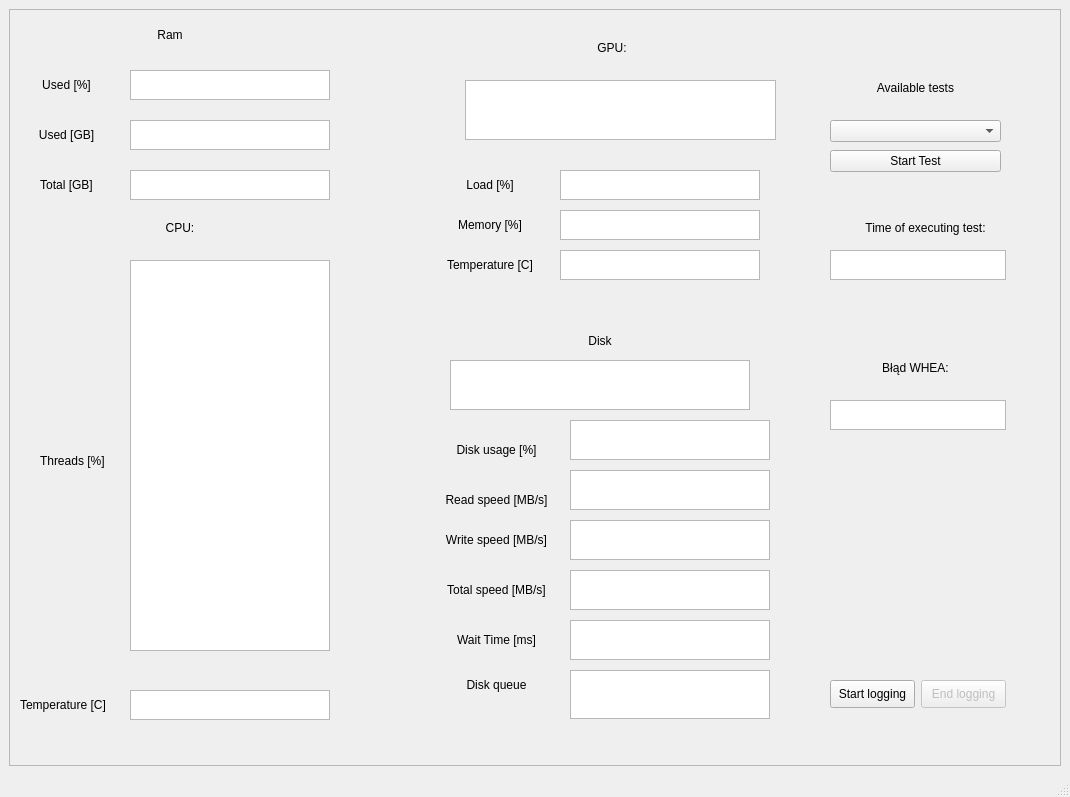
First picture: the form in gui.ui, repository Janders8/resource-monitor, before the edit.
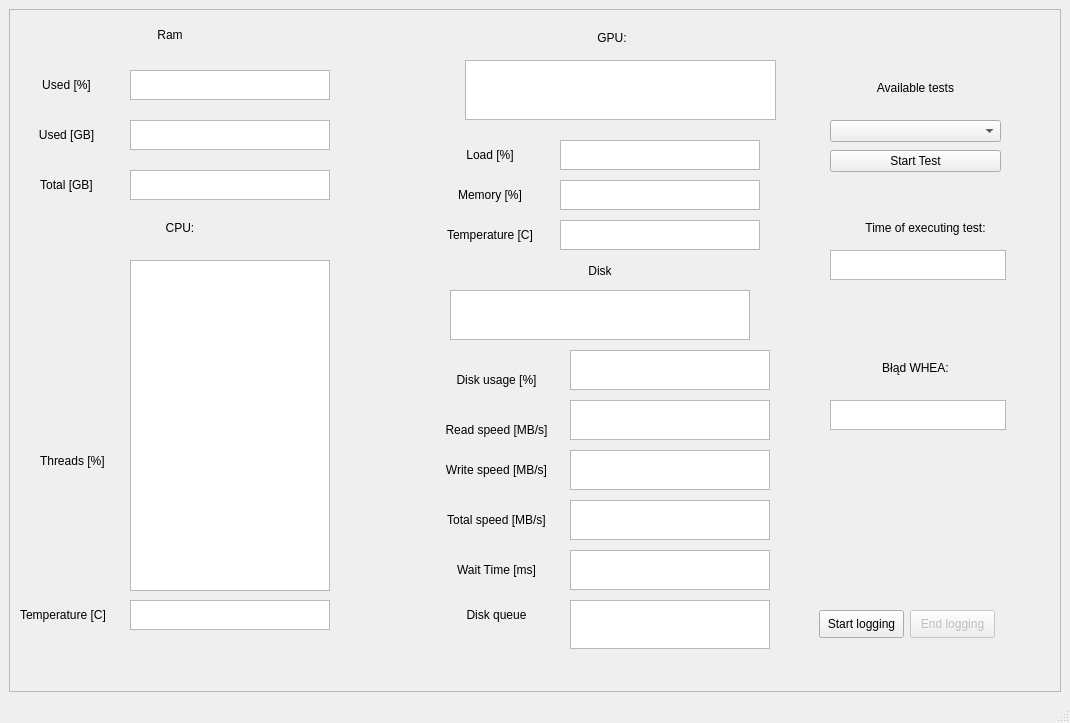
Second picture: the form after the edit.

Commit message: reduced window size

Patch:
```diff
--- a/gui.ui
+++ b/gui.ui
@@ -7,7 +7,7 @@
     <x>0</x>
     <y>0</y>
     <width>1070</width>
-    <height>797</height>
+    <height>723</height>
    </rect>
   </property>
   <property name="mouseTracking">
@@ -29,7 +29,7 @@
          <x>0</x>
          <y>0</y>
          <width>1046</width>
-         <height>722</height>
+         <height>648</height>
         </rect>
        </property>
        <widget class="QLabel" name="label_2">
@@ -187,7 +187,7 @@
           <x>120</x>
           <y>250</y>
           <width>200</width>
-          <height>391</height>
+          <height>331</height>
          </rect>
         </property>
         <property name="minimumSize">
@@ -229,7 +229,7 @@
         <property name="geometry">
          <rect>
           <x>10</x>
-          <y>680</y>
+          <y>590</y>
           <width>111</width>
           <height>30</height>
          </rect>
@@ -245,7 +245,7 @@
         <property name="geometry">
          <rect>
           <x>120</x>
-          <y>680</y>
+          <y>590</y>
           <width>200</width>
           <height>30</height>
          </rect>
@@ -276,7 +276,7 @@
         <property name="geometry">
          <rect>
           <x>430</x>
-          <y>30</y>
+          <y>20</y>
           <width>344</width>
           <height>16</height>
          </rect>
@@ -301,7 +301,7 @@
         <property name="geometry">
          <rect>
           <x>430</x>
-          <y>160</y>
+          <y>130</y>
           <width>100</width>
           <height>30</height>
          </rect>
@@ -326,7 +326,7 @@
         <property name="geometry">
          <rect>
           <x>550</x>
-          <y>160</y>
+          <y>130</y>
           <width>200</width>
           <height>30</height>
          </rect>
@@ -342,7 +342,7 @@
         <property name="geometry">
          <rect>
           <x>430</x>
-          <y>200</y>
+          <y>170</y>
           <width>100</width>
           <height>30</height>
          </rect>
@@ -367,7 +367,7 @@
         <property name="geometry">
          <rect>
           <x>550</x>
-          <y>200</y>
+          <y>170</y>
           <width>200</width>
           <height>30</height>
          </rect>
@@ -383,7 +383,7 @@
         <property name="geometry">
          <rect>
           <x>455</x>
-          <y>70</y>
+          <y>50</y>
           <width>311</width>
           <height>60</height>
          </rect>
@@ -399,7 +399,7 @@
         <property name="geometry">
          <rect>
           <x>430</x>
-          <y>240</y>
+          <y>210</y>
           <width>100</width>
           <height>30</height>
          </rect>
@@ -424,7 +424,7 @@
         <property name="geometry">
          <rect>
           <x>550</x>
-          <y>240</y>
+          <y>210</y>
           <width>200</width>
           <height>30</height>
          </rect>
@@ -440,7 +440,7 @@
         <property name="geometry">
          <rect>
           <x>430</x>
-          <y>320</y>
+          <y>250</y>
           <width>320</width>
           <height>22</height>
          </rect>
@@ -459,7 +459,7 @@
         <property name="geometry">
          <rect>
           <x>440</x>
-          <y>350</y>
+          <y>280</y>
           <width>300</width>
           <height>50</height>
          </rect>
@@ -487,7 +487,7 @@
         <property name="geometry">
          <rect>
           <x>430</x>
-          <y>420</y>
+          <y>350</y>
           <width>113</width>
           <height>40</height>
          </rect>
@@ -506,7 +506,7 @@
         <property name="geometry">
          <rect>
           <x>560</x>
-          <y>410</y>
+          <y>340</y>
           <width>200</width>
           <height>40</height>
          </rect>
@@ -528,7 +528,7 @@
         <property name="geometry">
          <rect>
           <x>430</x>
-          <y>510</y>
+          <y>440</y>
           <width>113</width>
           <height>40</height>
          </rect>
@@ -547,7 +547,7 @@
         <property name="geometry">
          <rect>
           <x>560</x>
-          <y>460</y>
+          <y>390</y>
           <width>200</width>
           <height>40</height>
          </rect>
@@ -569,7 +569,7 @@
         <property name="geometry">
          <rect>
           <x>560</x>
-          <y>560</y>
+          <y>490</y>
           <width>200</width>
           <height>40</height>
          </rect>
@@ -591,7 +591,7 @@
         <property name="geometry">
          <rect>
           <x>560</x>
-          <y>660</y>
+          <y>590</y>
           <width>200</width>
           <height>49</height>
          </rect>
@@ -613,7 +613,7 @@
         <property name="geometry">
          <rect>
           <x>430</x>
-          <y>650</y>
+          <y>580</y>
           <width>113</width>
           <height>49</height>
          </rect>
@@ -632,7 +632,7 @@
         <property name="geometry">
          <rect>
           <x>430</x>
-          <y>610</y>
+          <y>540</y>
           <width>113</width>
           <height>40</height>
          </rect>
@@ -651,7 +651,7 @@
         <property name="geometry">
          <rect>
           <x>430</x>
-          <y>470</y>
+          <y>400</y>
           <width>113</width>
           <height>40</height>
          </rect>
@@ -670,7 +670,7 @@
         <property name="geometry">
          <rect>
           <x>560</x>
-          <y>510</y>
+          <y>440</y>
           <width>200</width>
           <height>40</height>
          </rect>
@@ -692,7 +692,7 @@
         <property name="geometry">
          <rect>
           <x>560</x>
-          <y>610</y>
+          <y>540</y>
           <width>200</width>
           <height>40</height>
          </rect>
@@ -714,7 +714,7 @@
         <property name="geometry">
          <rect>
           <x>430</x>
-          <y>560</y>
+          <y>490</y>
           <width>113</width>
           <height>40</height>
          </rect>
@@ -865,8 +865,8 @@
         </property>
         <property name="geometry">
          <rect>
-          <x>911</x>
-          <y>670</y>
+          <x>900</x>
+          <y>600</y>
           <width>85</width>
           <height>28</height>
          </rect>
@@ -878,8 +878,8 @@
        <widget class="QPushButton" name="StartLogging">
         <property name="geometry">
          <rect>
-          <x>820</x>
-          <y>670</y>
+          <x>809</x>
+          <y>600</y>
           <width>85</width>
           <height>28</height>
          </rect>
```
The commit also changes 1 other file.
